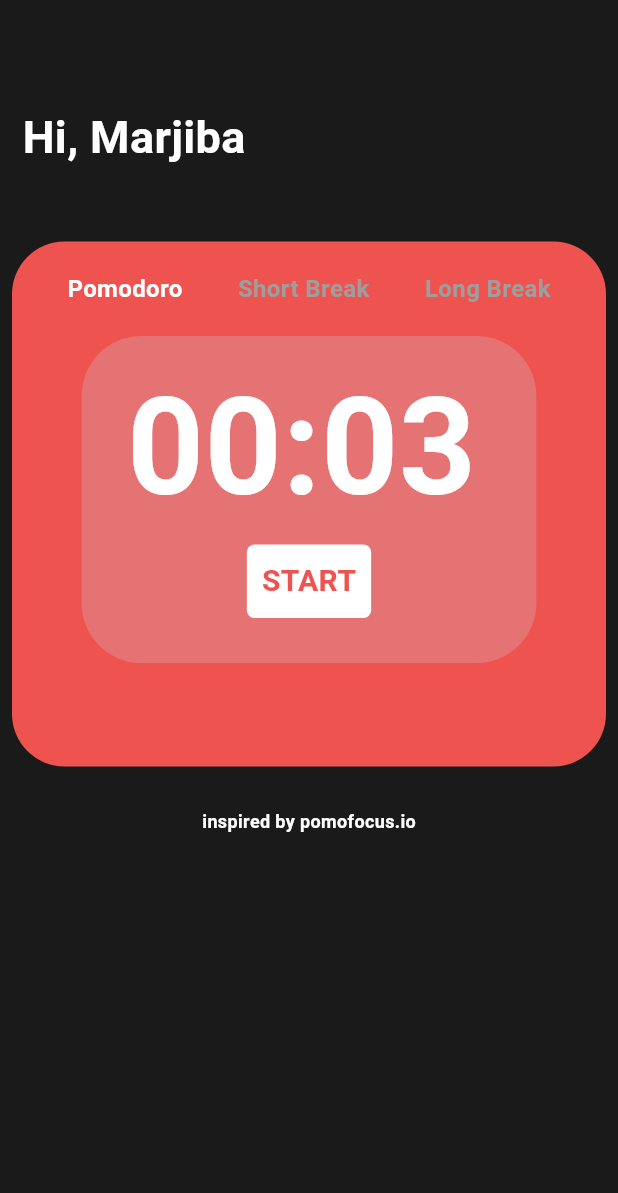
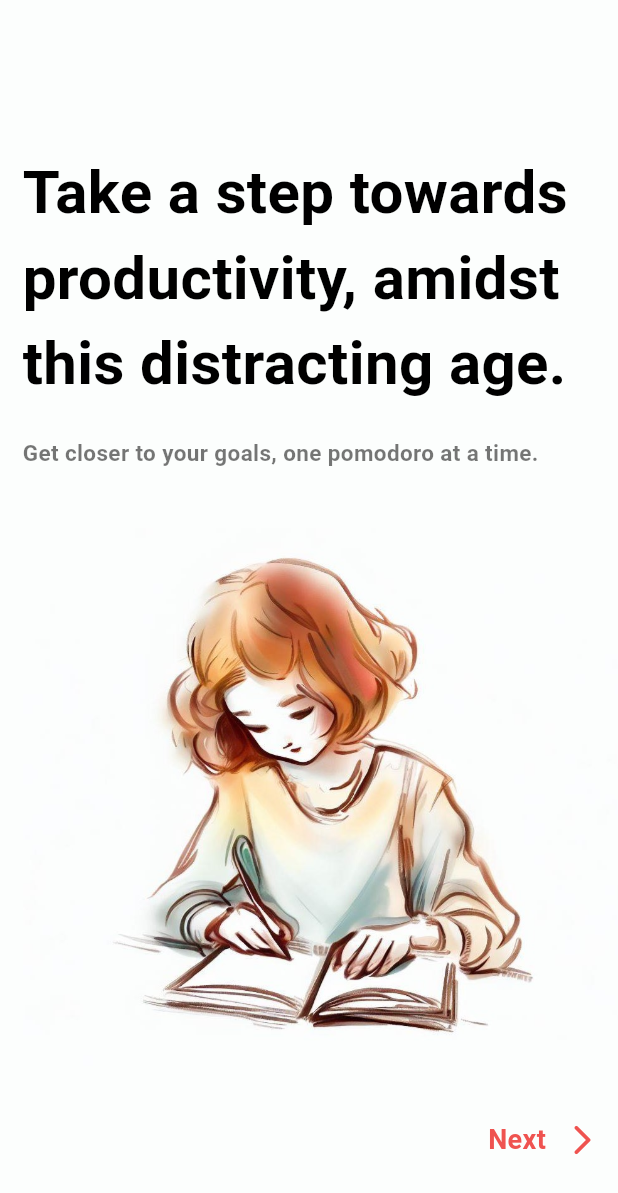
Before and after one commit to thenose-samuel/pomodoro-timer, a Flutter app: the screen it shows after launch, on a phone screen of 412 x 824 dp. Shown: the top 1193 px of the screen. Run offline on Flutter 3.47's test engine with Material 2 defaults, Android fonts, the phone set to English and light mode, and no system bars.

Commit message:
added launcher icon + first onboarding page

```diff
--- a/lib/colors.dart
+++ b/lib/colors.dart
@@ -1,6 +1,7 @@
 import 'package:flutter/material.dart';
 
 class AppColors {
+  static const Color onboardingLight = Color(0xFFFcfefd);
   static const Color backgroundDim = Color(0xFF1a1a1a);
   static const Color backgroundRed = Color(0xFFEF5350);
   static const Color backgroundBlue = Color(0xFF38858a);
--- a/lib/main.dart
+++ b/lib/main.dart
@@ -2,6 +2,7 @@ import 'package:flutter/material.dart';
 import 'package:pomodoro/colors.dart';
 import 'package:pomodoro/state.dart';
 import 'package:provider/provider.dart';
+import 'onboarding.dart';
 
 void main() {
   runApp(const PomodoroTimer());
@@ -18,11 +19,12 @@ class PomodoroTimer extends StatelessWidget {
         theme: ThemeData(
           useMaterial3: true,
         ),
-      home: MultiProvider(providers: [
-        ChangeNotifierProvider(
-            create: (context) => AppState(page: CurrentPage.pomodoro)),
-        ChangeNotifierProvider(create: (context) => TimerState()),
-      ], child: const HomePage()),
+        home: Onboarding()
+        // MultiProvider(providers: [
+        //   ChangeNotifierProvider(
+        //       create: (context) => AppState(page: CurrentPage.pomodoro)),
+        //   ChangeNotifierProvider(create: (context) => TimerState()),
+        // ], child: const HomePage()),
         );
   }
 }
--- /dev/null
+++ b/lib/onboarding.dart
@@ -0,0 +1,89 @@
+import 'package:flutter/src/widgets/framework.dart';
+import 'package:flutter/src/widgets/placeholder.dart';
+import 'package:flutter/material.dart';
+import 'package:pomodoro/colors.dart';
+
+class Onboarding extends StatefulWidget {
+  const Onboarding({super.key});
+
+  @override
+  State<Onboarding> createState() => _OnboardingState();
+}
+
+class _OnboardingState extends State<Onboarding> {
+  @override
+  Widget build(BuildContext context) {
+    return Scaffold(
+      backgroundColor: AppColors.onboardingLight,
+      body: Container(
+        child: Padding(
+          padding: const EdgeInsets.only(left: 15.0, bottom: 40),
+          child: Column(
+            crossAxisAlignment: CrossAxisAlignment.start,
+            mainAxisAlignment: MainAxisAlignment.spaceBetween,
+            children: [
+              Column(
+                crossAxisAlignment: CrossAxisAlignment.start,
+                children: const [
+                  SizedBox(
+                    height: 100,
+                  ),
+                  Text(
+                    'Take a step towards productivity, amidst this distracting age.',
+                    style: TextStyle(
+                        color: Colors.black,
+                        fontSize: 40,
+                        fontWeight: FontWeight.bold),
+                  ),
+                  SizedBox(
+                    height: 20,
+                  ),
+                  Text(
+                    'Get closer to your goals, one pomodoro at a time.',
+                    style: TextStyle(
+                        color: Colors.black54,
+                        fontSize: 15,
+                        fontWeight: FontWeight.bold),
+                  ),
+                  SizedBox(
+                    height: 20,
+                  ),
+                  // Text(
+                  //   'Read about why the pomodoro technique works',
+                  //   style: TextStyle(
+                  //       color: Colors.black54,
+                  //       fontSize: 12,
+                  //       decorationColor: Colors.grey,
+                  //       decorationThickness: 2,
+                  //       decoration: TextDecoration.underline,
+                  //       fontWeight: FontWeight.bold),
+                  // ),
+                ],
+              ),
+              const Image(image: AssetImage('assets/onboardBg.jpg')),
+              Row(
+                mainAxisAlignment: MainAxisAlignment.end,
+                children: [
+                  Text(
+                    'Next',
+                    style: TextStyle(
+                        color: Colors.red[400],
+                        fontWeight: FontWeight.bold,
+                        fontSize: 18),
+                  ),
+                  IconButton(
+                    onPressed: () {},
+                    icon: Icon(
+                      Icons.arrow_forward_ios_rounded,
+                      color: Colors.red[400],
+                    ),
+                  ),
+                ],
+              ),
+            ],
+          ),
+        ),
+      ),
+    );
+  }
+}
```
Also changed, not shown: pubspec.yaml (+11 -7 lines), assets/app.png (added), assets/onboardBg.jpg (added), pubspec.lock, 6 other files. Lines whose indentation alone changed are shown as unchanged.
